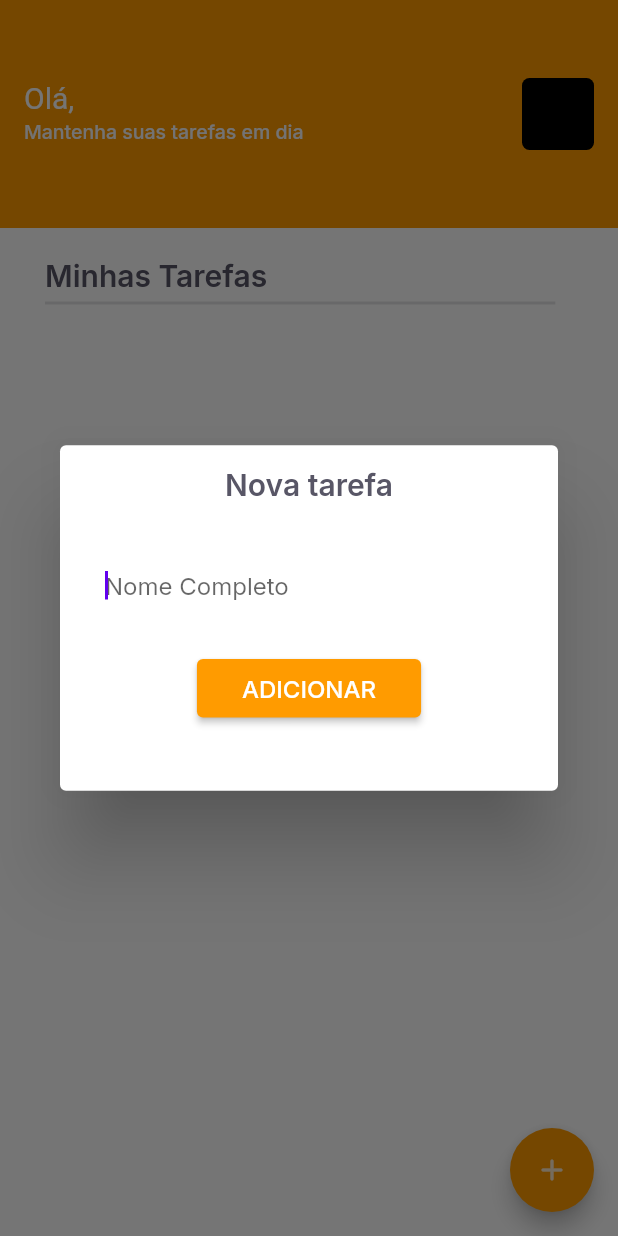
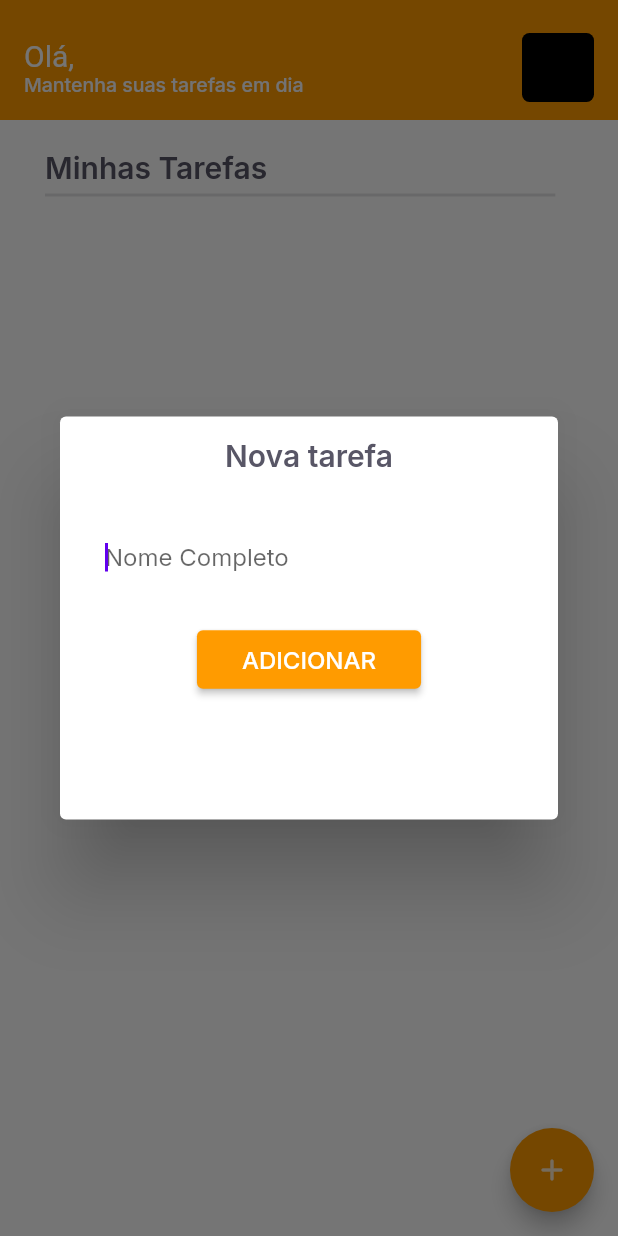
Before and after one commit to liviaaraujo-dev/devtodo, a Flutter app: the HomePage screen opened directly with empty values, after a tap on the "add" icon, on a phone screen of 412 x 824 dp. Run offline on Flutter 3.47's test engine with Material 2 defaults, Android fonts, the phone set to English and light mode, and no system bars; our stand-ins replace cloud_firestore, firebase_core, google_fonts, google_sign_in; accounts and stored records are empty; network calls fail.

Commit message:
correções

```diff
--- a/lib/modules/home/home_page.dart
+++ b/lib/modules/home/home_page.dart
@@ -11,7 +11,8 @@ class HomePage extends StatefulWidget {
   final String imgUrl;
   final String idUser;
   const HomePage(
-      {required this.email,
+      {super.key,
+      required this.email,
       required this.imgUrl,
       required this.name,
       required this.idUser});
@@ -24,35 +25,31 @@ class _HomePageState extends State<HomePage> {
   var nomeSeparado = [];
 
   FirebaseFirestore firestore = FirebaseFirestore.instance;
-  TextEditingController _task = new TextEditingController();
+  final TextEditingController _task = TextEditingController();
   List<dynamic> tasks = [];
 
   @override
   void initState() {
-    // TODO: implement initState
     nomeSeparado = widget.name.split(' ');
-    initA();
+    readTasks();
     super.initState();
   }
 
-  Future<void> initA() async {
+  Future<void> readTasks() async {
     await FirebaseFirestore.instance
         .collection('users/${widget.idUser}/tasks')
         .get()
         .then((QuerySnapshot querySnapshot) {
-      querySnapshot.docs.forEach((doc) {
-        print(doc.data());
+      for (var doc in querySnapshot.docs) {
         setState(() {
           tasks.add(doc.data());
         });
+      }
     });
-    });
-    print(tasks);
   }
 
-  Future<void> limparLista() async {
+  Future<void> cleanListTasks() async {
     tasks.clear();
-    print(tasks);
   }
 
   @override
@@ -63,23 +60,27 @@ class _HomePageState extends State<HomePage> {
         MediaQuery.of(context).padding.top;
     return Scaffold(
       appBar: PreferredSize(
-        preferredSize: Size.fromHeight(152),
+        preferredSize: const Size.fromHeight(80),
         child: Container(
-          height: 152,
+          height: 180,
           color: AppColors.laranja,
           child: Center(
             child: ListTile(
-              title: Text.rich(
+              title: Container(
+                margin: const EdgeInsets.only(top: 10),
+                child: Text.rich(
                   TextSpan(
                       text: "Olá, ",
                       style: Theme.of(context).textTheme.headline2,
                       children: [TextSpan(text: nomeSeparado[0])]),
+                ),
               ),
               subtitle: Text(
                 "Mantenha suas tarefas em dia",
                 style: Theme.of(context).textTheme.bodyText1,
               ),
               trailing: Container(
+                margin: const EdgeInsets.only(top: 10),
                 height: 48,
                 width: 48,
                 child: Image.network(widget.imgUrl),
@@ -98,7 +99,7 @@ class _HomePageState extends State<HomePage> {
           width: size.width * .85,
           child: Column(
             children: [
-              SizedBox(
+              const SizedBox(
                 height: 20,
               ),
               Container(
@@ -116,10 +117,10 @@ class _HomePageState extends State<HomePage> {
                 width: size.width * .85,
                 color: Color(0xFFE3E3E5),
               ),
-              SizedBox(
+              const SizedBox(
                 height: 25,
               ),
-              listarTasks()
+              _listTasksWidget()
             ],
           ),
         ),
@@ -131,7 +132,7 @@ class _HomePageState extends State<HomePage> {
               builder: (BuildContext conttext) {
                 return Dialog(
                   child: Container(
-                    height: screenHeight * .3,
+                    height: screenHeight * .35,
                     child: Column(
                       children: [
                         Container(
@@ -142,14 +143,13 @@ class _HomePageState extends State<HomePage> {
                           ),
                         ),
                         Container(
-                            margin: EdgeInsets.only(top: 30, bottom: 20),
-                            padding: EdgeInsets.only(left: 10, right: 10),
-                            //width: size.width * 0.5,
+                            margin: const EdgeInsets.only(top: 30, bottom: 20),
+                            padding: const EdgeInsets.only(left: 10, right: 10),
                             child: TextFormField(
                               textCapitalization: TextCapitalization.words,
                               autofocus: true,
                               controller: _task,
-                              decoration: InputDecoration(
+                              decoration: const InputDecoration(
                                 hintText: "Nome Completo",
                                 enabledBorder: InputBorder.none,
                                 contentPadding: EdgeInsetsDirectional.only(
@@ -159,12 +159,17 @@ class _HomePageState extends State<HomePage> {
                               ),
                             )),
                         ElevatedButton(
+                          child: Text(
+                            "ADICIONAR",
+                            style: GoogleFonts.inter(
+                                color: Colors.white,
+                                fontWeight: FontWeight.w500),
+                          ),
                           style: ElevatedButton.styleFrom(
-                                padding: EdgeInsets.only(
+                              padding: const EdgeInsets.only(
                                   left: 30, right: 30, top: 10, bottom: 10),
                               backgroundColor: AppColors.laranja),
                           onPressed: () async {
-                              print(_task.text);
                             String idTask = await Uuid().v1();
                             await firestore
                                 .collection("users/${widget.idUser}/tasks")
@@ -177,14 +182,9 @@ class _HomePageState extends State<HomePage> {
                             _task.text = "";
                             tasks.clear();
                             Navigator.pop(context);
-                              await initA();
+                            await readTasks();
                           },
-                            child: Text(
-                              "ADICIONAR",
-                              style: GoogleFonts.inter(
-                                  color: Colors.white,
-                                  fontWeight: FontWeight.w500),
-                            ))
+                        )
                       ],
                     ),
                   ),
@@ -192,7 +192,7 @@ class _HomePageState extends State<HomePage> {
               });
         },
         backgroundColor: AppColors.laranja,
-        child: Icon(
+        child: const Icon(
           Icons.add_rounded,
           color: Colors.white,
         ),
@@ -200,7 +200,7 @@ class _HomePageState extends State<HomePage> {
     );
   }
 
-  Widget listarTasks() {
+  Widget _listTasksWidget() {
     return Column(
       children: tasks
           .map<Widget>((e) => Assignment(
--- a/lib/modules/login/login_page.dart
+++ b/lib/modules/login/login_page.dart
@@ -1,6 +1,5 @@
 import 'package:devtodo/modules/login/components/login_google_button/login_google_button.dart';
 import 'package:flutter/material.dart';
-
 import '../../shared/theme/app_images.dart';
 import 'login_controller.dart';
 
--- a/lib/modules/splash/splash_page.dart
+++ b/lib/modules/splash/splash_page.dart
@@ -1,5 +1,4 @@
 import 'dart:async';
-
 import 'package:devtodo/modules/login/login_page.dart';
 import 'package:flutter/material.dart';
 import '../../shared/theme/app_images.dart';
@@ -19,9 +18,8 @@ class _SplashPageState extends State<SplashPage> {
 
   @override
   void initState() {
-    // TODO: implement initState
     super.initState();
-    Timer(Duration(seconds: 6), () => _isLogado());
+    Timer(const Duration(seconds: 6), () => _isLogado());
   }
 
   @override
```
Also changed, not shown: lib/main.dart (+4 -4 lines), lib/modules/home/components/assignment.dart (+6 -10 lines), lib/shared/provider/theme_provider.dart (+0 -14 lines). Lines whose indentation alone changed are shown as unchanged.
